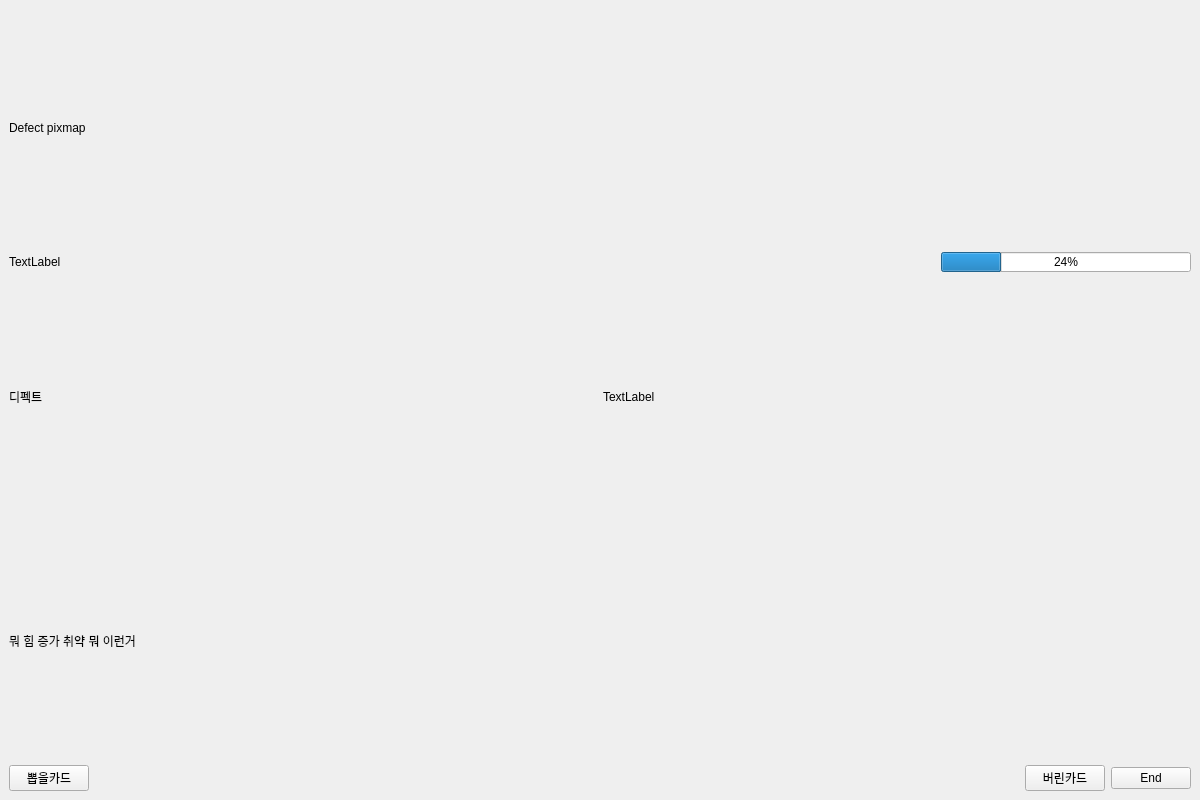
jungmario/pyqt-sts2, file gui.ui: the form before one commit.
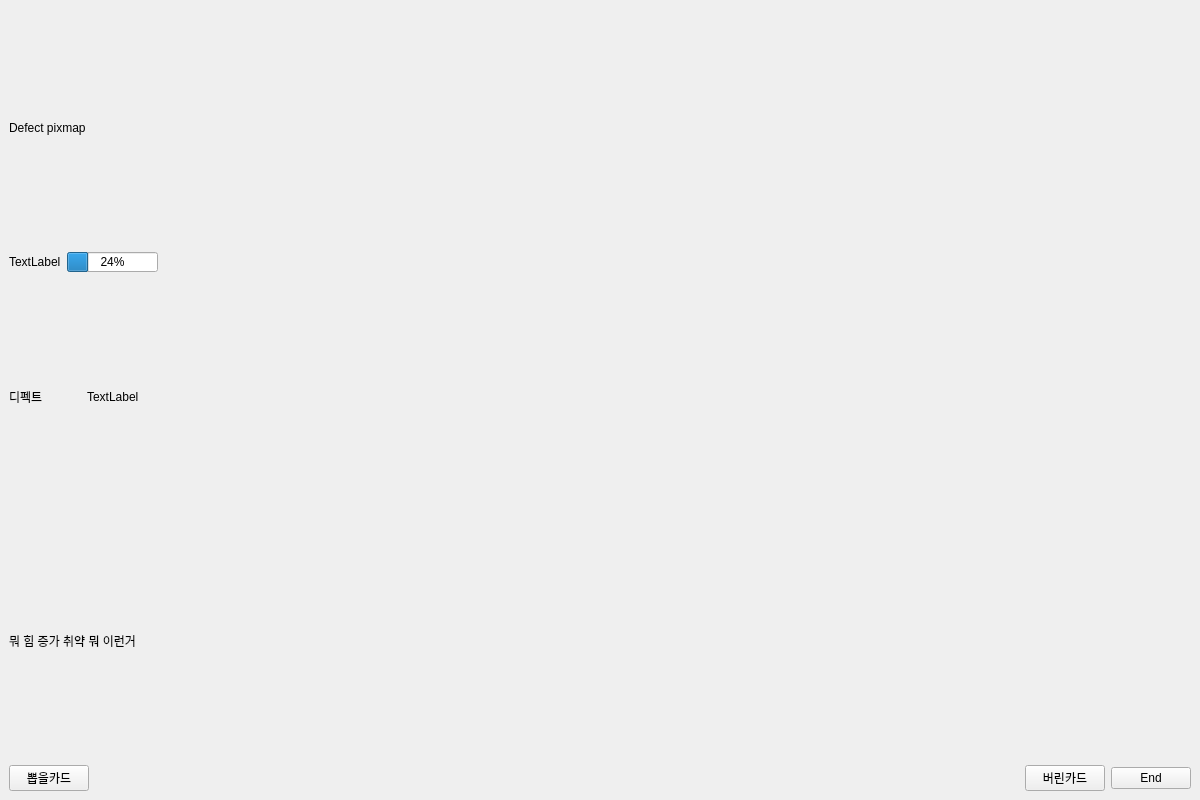
The form after the commit.

```diff
--- a/gui.ui
+++ b/gui.ui
@@ -42,6 +42,12 @@
             </item>
             <item>
              <widget class="QProgressBar" name="bar_player_hp">
+              <property name="sizePolicy">
+               <sizepolicy hsizetype="Fixed" vsizetype="Fixed">
+                <horstretch>0</horstretch>
+                <verstretch>0</verstretch>
+               </sizepolicy>
+              </property>
               <property name="maximumSize">
                <size>
                 <width>250</width>
@@ -82,6 +88,19 @@
           </item>
          </layout>
         </item>
+        <item>
+         <spacer name="horizontalSpacer_3">
+          <property name="orientation">
+           <enum>Qt::Horizontal</enum>
+          </property>
+          <property name="sizeHint" stdset="0">
+           <size>
+            <width>40</width>
+            <height>20</height>
+           </size>
+          </property>
+         </spacer>
+        </item>
         <item>
          <layout class="QHBoxLayout" name="layout_enemies"/>
         </item>
```
